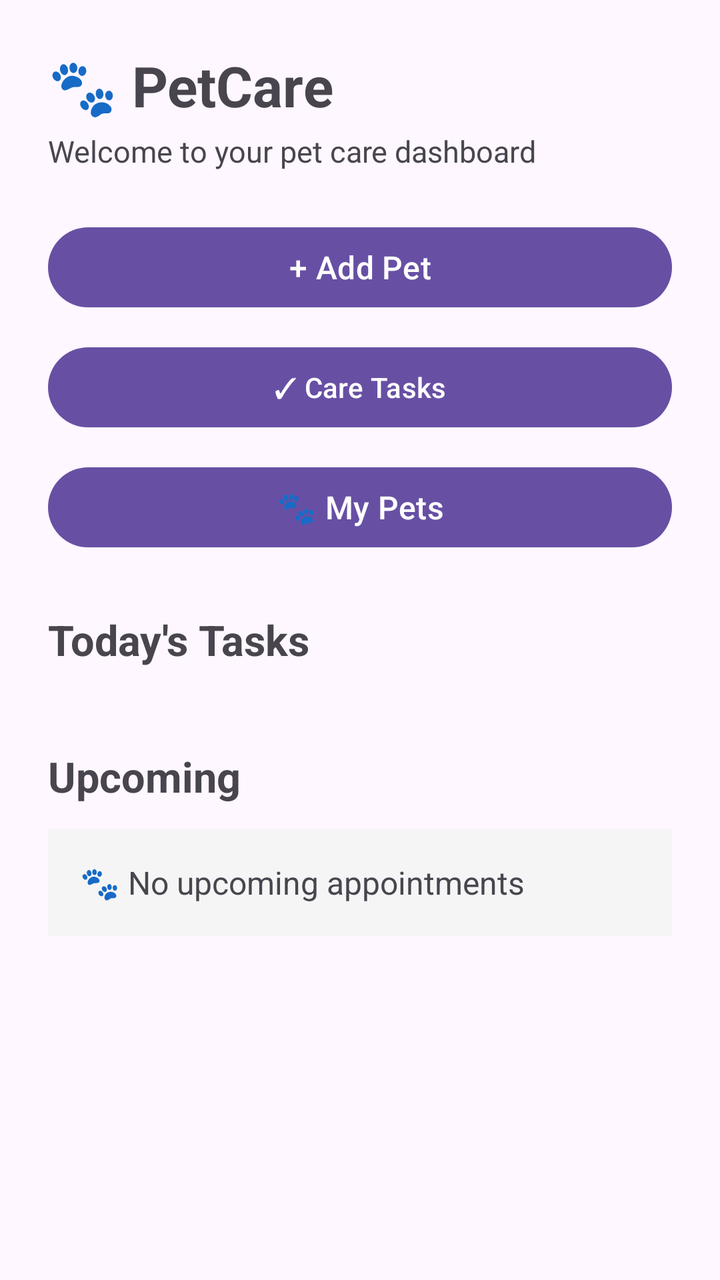
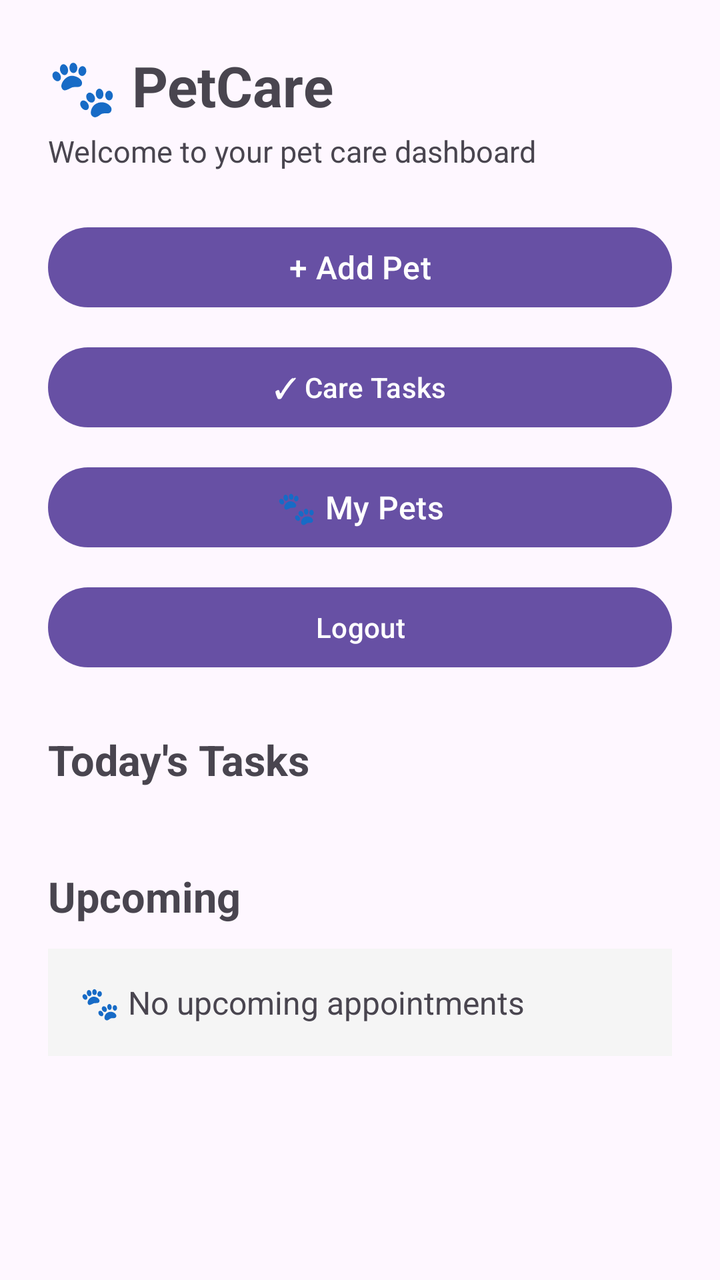

Screens rendered from an Android XML layout before and after an edit, with the pre-edit source and the edit as a unified diff.
<!-- AndroidManifest.xml: application theme Theme.PetCare -->
<!-- res/layout/activity_main.xml -->
<?xml version="1.0" encoding="utf-8"?>
<ScrollView xmlns:android="http://schemas.android.com/apk/res/android"
    xmlns:app="http://schemas.android.com/apk/res-auto"
    android:id="@+id/main"
    android:layout_width="match_parent"
    android:layout_height="match_parent"
    android:fillViewport="true">

    <LinearLayout
        android:layout_width="match_parent"
        android:layout_height="wrap_content"
        android:orientation="vertical"
        android:padding="24dp">

        
        <TextView
            android:layout_width="wrap_content"
            android:layout_height="wrap_content"
            android:text="🐾 PetCare"
            android:textSize="28sp"
            android:textStyle="bold" />

        <TextView
            android:layout_width="wrap_content"
            android:layout_height="wrap_content"
            android:layout_marginTop="4dp"
            android:text="Welcome to your pet care dashboard"
            android:textSize="15sp" />

        
        <com.google.android.material.button.MaterialButton
            android:id="@+id/addPetButton"
            android:layout_width="match_parent"
            android:layout_height="wrap_content"
            android:layout_marginTop="24dp"
            android:text="+ Add Pet"
            android:textSize="16sp" />

        <com.google.android.material.button.MaterialButton
            android:id="@+id/viewTasksButton"
            android:layout_width="match_parent"
            android:layout_height="wrap_content"
            android:layout_marginTop="12dp"
            android:text="✓ Care Tasks" />

        <com.google.android.material.button.MaterialButton
            android:id="@+id/viewPetsButton"
            android:layout_width="match_parent"
            android:layout_height="wrap_content"
            android:layout_marginTop="12dp"
            android:text="🐾 My Pets"
            android:textSize="16sp" />

        
        
        <TextView
            android:layout_width="wrap_content"
            android:layout_height="wrap_content"
            android:layout_marginTop="28dp"
            android:text="Today's Tasks"
            android:textSize="21sp"
            android:textStyle="bold" />

        <androidx.recyclerview.widget.RecyclerView
            android:id="@+id/todayTasksRecyclerView"
            android:layout_width="match_parent"
            android:layout_height="wrap_content"
            android:layout_marginTop="12dp"
            android:nestedScrollingEnabled="false" />

        <TextView
            android:id="@+id/noTodayTasksTextView"
            android:layout_width="match_parent"
            android:layout_height="wrap_content"
            android:layout_marginTop="12dp"
            android:padding="16dp"
            android:background="#F5F5F5"
            android:text="✓ No tasks for today"
            android:textSize="16sp"
            android:visibility="gone" />

        
        <TextView
            android:layout_width="wrap_content"
            android:layout_height="wrap_content"
            android:layout_marginTop="28dp"
            android:text="Upcoming"
            android:textSize="21sp"
            android:textStyle="bold" />

        <TextView
            android:layout_width="match_parent"
            android:layout_height="wrap_content"
            android:layout_marginTop="12dp"
            android:padding="16dp"
            android:background="#F5F5F5"
            android:text="🐾 No upcoming appointments"
            android:textSize="16sp" />

    </LinearLayout>

</ScrollView>
<!-- resources referenced by this layout -->
<resources>
  <style name="Theme.PetCare" parent="Base.Theme.PetCare" />
  <style name="Base.Theme.PetCare" parent="Theme.Material3.DayNight.NoActionBar">
          
          
      </style>
</resources>

<!-- the commit's change to res/layout/activity_main.xml (unified diff, before → after) -->
@@ -51,6 +51,13 @@
             android:text="🐾 My Pets"
             android:textSize="16sp" />
 
+        <com.google.android.material.button.MaterialButton
+            android:id="@+id/logoutButton"
+            android:layout_width="match_parent"
+            android:layout_height="wrap_content"
+            android:layout_marginTop="12dp"
+            android:text="Logout" />
+
         
         
         <TextView
